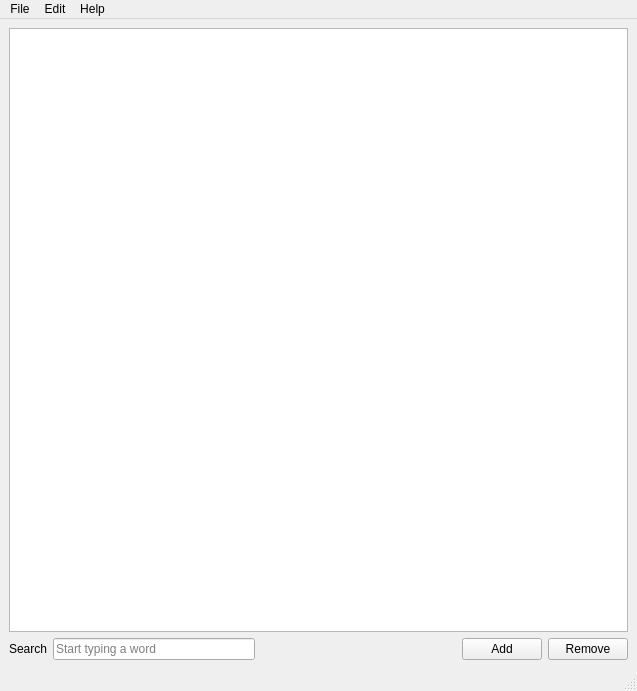
First picture: the form in src/gui/forms/main_window.ui, repository VitalikTsarik/linguistic-knowledge-base, before the edit.
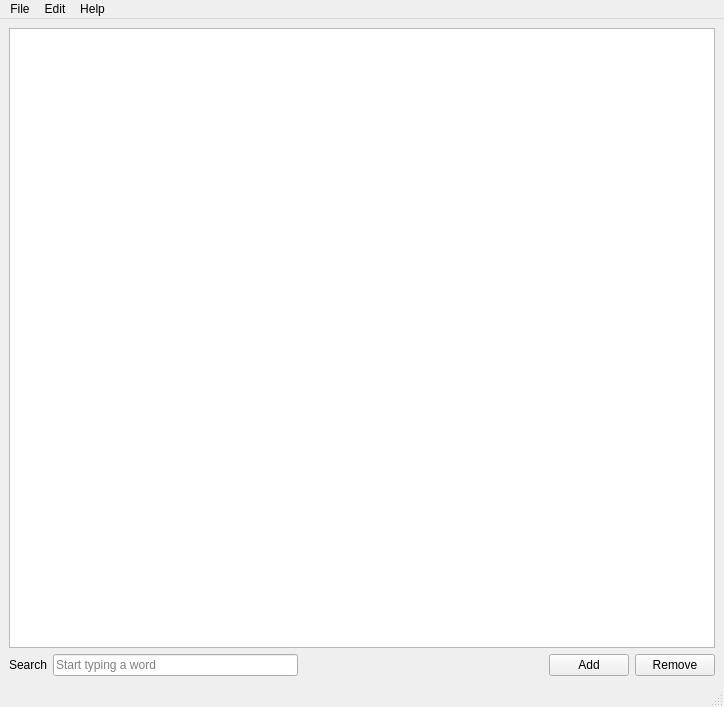
Second picture: the form after the edit.

```diff
--- a/src/gui/forms/main_window.ui
+++ b/src/gui/forms/main_window.ui
@@ -9,8 +9,8 @@
    <rect>
     <x>0</x>
     <y>0</y>
-    <width>637</width>
-    <height>691</height>
+    <width>724</width>
+    <height>707</height>
    </rect>
   </property>
   <property name="sizePolicy">
@@ -126,7 +126,7 @@
     <rect>
      <x>0</x>
      <y>0</y>
-     <width>637</width>
+     <width>724</width>
      <height>20</height>
     </rect>
    </property>
```
Left out of the diff: 12 changed lines with no effect on the pictures.
